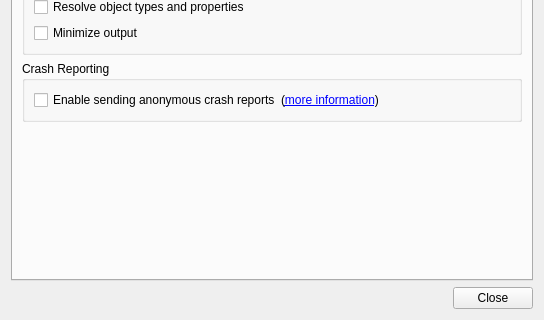
The window that src/tiled/preferencesdialog.ui (mapeditor/tiled) describes before a commit, drawn with Qt 5; both pictures show x 0 to 544 and y 275 to 595 of the 544 by 595 pixel window.
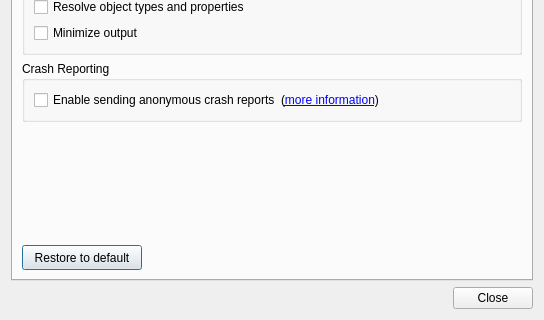
The same window after the commit. The open tabs and pages were chosen to show the change. Custom widgets are drawn as their Qt base class.

Commit message: Add reset to default button

Patch:
```diff
--- a/src/tiled/preferencesdialog.ui
+++ b/src/tiled/preferencesdialog.ui
@@ -165,6 +165,45 @@
          </property>
         </spacer>
        </item>
+       <item>
+        <layout class="QGridLayout" name="gridLayout_3" rowminimumheight="0,0,0">
+         <property name="sizeConstraint">
+          <enum>QLayout::SetMinimumSize</enum>
+         </property>
+         <item row="2" column="0">
+          <widget class="QPushButton" name="defaultGeneral">
+           <property name="minimumSize">
+            <size>
+             <width>120</width>
+             <height>25</height>
+            </size>
+           </property>
+           <property name="text">
+            <string>Restore to default</string>
+           </property>
+           <property name="iconSize">
+            <size>
+             <width>16</width>
+             <height>16</height>
+            </size>
+           </property>
+          </widget>
+         </item>
+         <item row="2" column="1">
+          <spacer name="horizontalSpacer_6">
+           <property name="orientation">
+            <enum>Qt::Horizontal</enum>
+           </property>
+           <property name="sizeHint" stdset="0">
+            <size>
+             <width>40</width>
+             <height>20</height>
+            </size>
+           </property>
+          </spacer>
+         </item>
+        </layout>
+       </item>
       </layout>
      </widget>
      <widget class="QWidget" name="interfaceTab">
```
Left out of the diff: 65 changed lines with no effect on the pictures. The commit also changes 2 other files.
